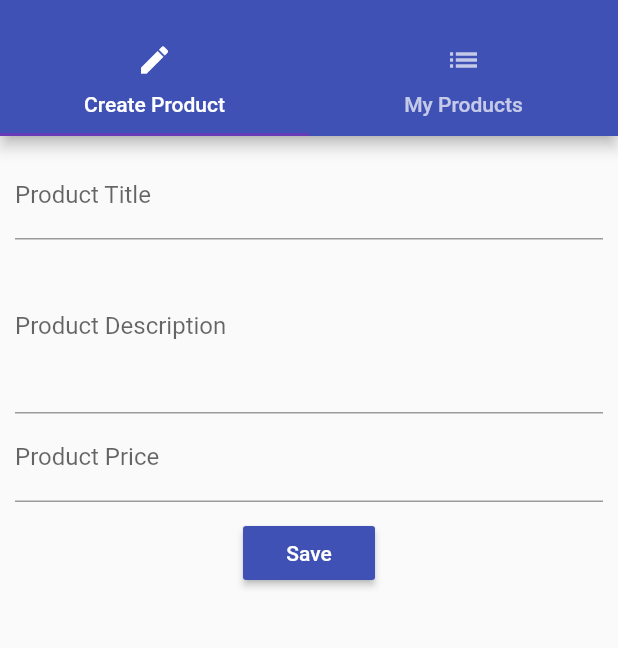
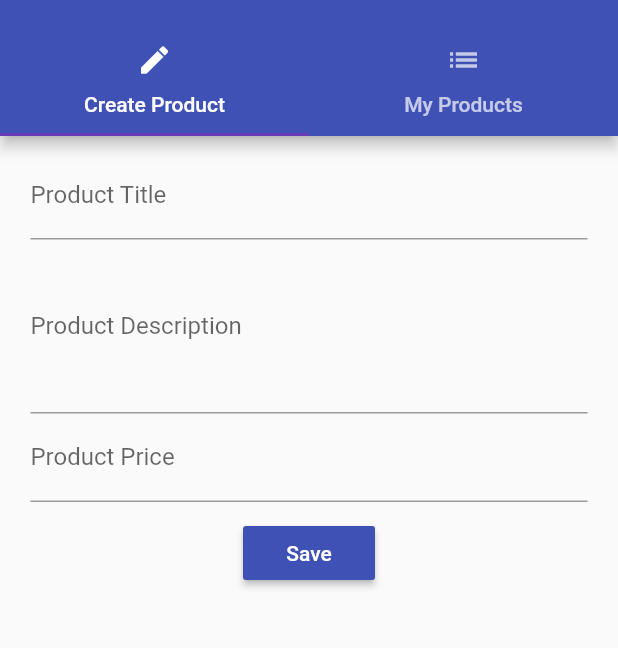
Before and after one commit to power19942/flutter-max-course, a Flutter app: the ProductsAdminPage screen opened by its route, on a phone screen of 412 x 824 dp, the part 59-707 px from its top. Run offline on Flutter 3.47's test engine with Material 2 defaults, Android fonts, the phone set to English and light mode, and no system bars.

Commit message:
add media query

```diff
--- a/lib/main.dart
+++ b/lib/main.dart
@@ -52,6 +52,7 @@ class _MyAppState extends State<MyApp>{
   Widget build(BuildContext context) {
     return MaterialApp(
       debugShowCheckedModeBanner: false,
+      // debugShowMaterialGrid: true,
       theme: ThemeData(
         primarySwatch: Colors.indigo,
         accentColor: Colors.deepPurple,
--- a/lib/pages/product_create.dart
+++ b/lib/pages/product_create.dart
@@ -68,9 +68,15 @@ class _ProductCreatePageState extends State<ProductCreatePage> {
 
   @override
   Widget build(BuildContext context) {
+    final double deviceWidth = MediaQuery.of(context).size.width;
+    final targetWidth = deviceWidth > 550 ? 500 : deviceWidth * .95;
+    final double targetPadding = deviceWidth - targetWidth;
+
     return Container(
+      width: targetWidth,
         margin: EdgeInsets.all(10),
         child: ListView(
+          padding: EdgeInsets.symmetric(horizontal:targetPadding/2 ),
           children: <Widget>[
             Column(
               children: <Widget>[
```
Also changed, not shown: lib/pages/auth.dart (+14 -7 lines).
